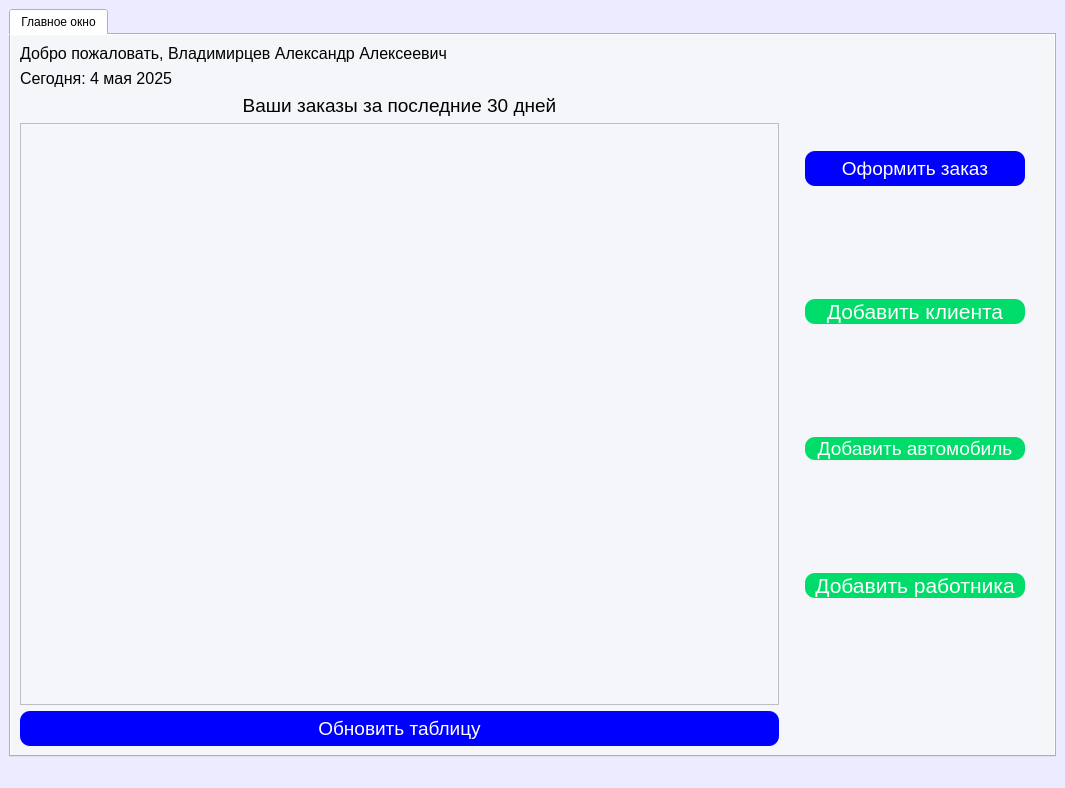
This is ui/mainwindow_admin.ui in Mostov2005/SQL_car_service as Qt 5 draws it before an edit. The edited form follows.
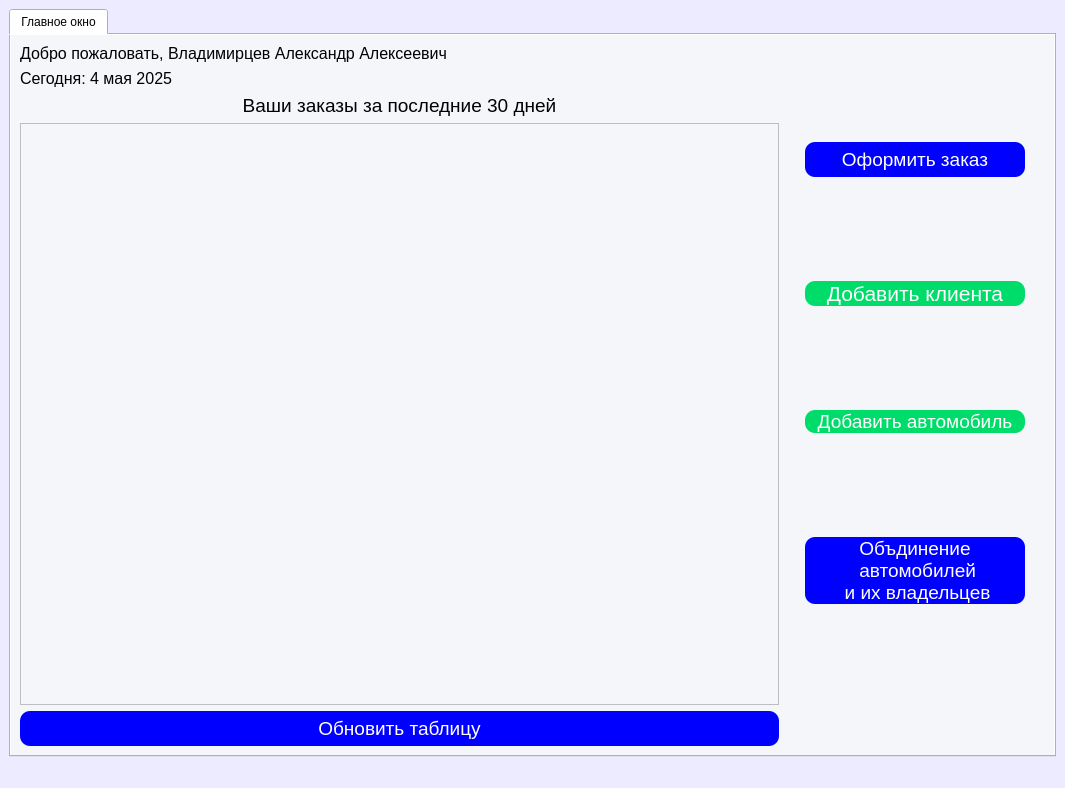
This is the edited form.

Commit message: Dialog для объединения автомобилей и их владельцев

Diff of the .ui file:
```diff
--- a/ui/mainwindow_admin.ui
+++ b/ui/mainwindow_admin.ui
@@ -646,7 +646,13 @@
            </widget>
           </item>
           <item>
-           <widget class="QPushButton" name="add_mechanic_btn">
+           <widget class="QPushButton" name="merge_clients_and_car_btn">
+            <property name="minimumSize">
+             <size>
+              <width>220</width>
+              <height>35</height>
+             </size>
+            </property>
             <property name="palette">
              <palette>
               <active>
@@ -663,8 +669,8 @@
                 <brush brushstyle="SolidPattern">
                  <color alpha="255">
                   <red>0</red>
-                  <green>220</green>
-                  <blue>106</blue>
+                  <green>0</green>
+                  <blue>255</blue>
                  </color>
                 </brush>
                </colorrole>
@@ -690,8 +696,8 @@
                 <brush brushstyle="SolidPattern">
                  <color alpha="255">
                   <red>0</red>
-                  <green>220</green>
-                  <blue>106</blue>
+                  <green>0</green>
+                  <blue>255</blue>
                  </color>
                 </brush>
                </colorrole>
@@ -699,8 +705,8 @@
                 <brush brushstyle="SolidPattern">
                  <color alpha="255">
                   <red>0</red>
-                  <green>220</green>
-                  <blue>106</blue>
+                  <green>0</green>
+                  <blue>255</blue>
                  </color>
                 </brush>
                </colorrole>
@@ -719,8 +725,8 @@
                 <brush brushstyle="SolidPattern">
                  <color alpha="255">
                   <red>0</red>
-                  <green>220</green>
-                  <blue>106</blue>
+                  <green>0</green>
+                  <blue>255</blue>
                  </color>
                 </brush>
                </colorrole>
@@ -746,8 +752,8 @@
                 <brush brushstyle="SolidPattern">
                  <color alpha="255">
                   <red>0</red>
-                  <green>220</green>
-                  <blue>106</blue>
+                  <green>0</green>
+                  <blue>255</blue>
                  </color>
                 </brush>
                </colorrole>
@@ -755,8 +761,8 @@
                 <brush brushstyle="SolidPattern">
                  <color alpha="255">
                   <red>0</red>
-                  <green>220</green>
-                  <blue>106</blue>
+                  <green>0</green>
+                  <blue>255</blue>
                  </color>
                 </brush>
                </colorrole>
@@ -775,8 +781,8 @@
                 <brush brushstyle="SolidPattern">
                  <color alpha="255">
                   <red>0</red>
-                  <green>220</green>
-                  <blue>106</blue>
+                  <green>0</green>
+                  <blue>255</blue>
                  </color>
                 </brush>
                </colorrole>
@@ -802,8 +808,8 @@
                 <brush brushstyle="SolidPattern">
                  <color alpha="255">
                   <red>0</red>
-                  <green>220</green>
-                  <blue>106</blue>
+                  <green>0</green>
+                  <blue>255</blue>
                  </color>
                 </brush>
                </colorrole>
@@ -811,8 +817,8 @@
                 <brush brushstyle="SolidPattern">
                  <color alpha="255">
                   <red>0</red>
-                  <green>220</green>
-                  <blue>106</blue>
+                  <green>0</green>
+                  <blue>255</blue>
                  </color>
                 </brush>
                </colorrole>
@@ -821,28 +827,25 @@
             </property>
             <property name="font">
              <font>
-              <pointsize>16</pointsize>
+              <pointsize>14</pointsize>
              </font>
             </property>
             <property name="styleSheet">
-             <string notr="true">#add_mechanic_btn {
-   background-color:rgb(0, 220, 106); /* Цвет фона кнопки */
+             <string notr="true">#merge_clients_and_car_btn {
+   background-color:rgb(0, 0, 255); /* Цвет фона кнопки */
     border-radius: 10px; /* Устанавливаем радиус закругления углов */
     color: white; /* Цвет текста кнопки */
 }
 #add_mechanic_btn:hover {
                 background-color:rgb(0, 152, 0)
 }
-#add_mechanic_btn:pressed {
-	background-color: rgb(0, 132, 0)
-}
-
-
 
 </string>
             </property>
             <property name="text">
-             <string>Добавить работника</string>
+             <string>Объдинение
+ автомобилей
+ и их владельцев</string>
             </property>
            </widget>
           </item>
```
Left out of the diff: 4 changed lines with no effect on the pictures. The commit also changes 3 other files.
